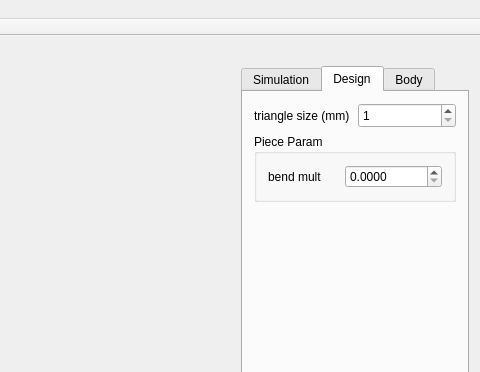
Old version of the form clothdesigner.ui in the repository dolphin-li/ClothDesigner; both pictures show x 410 to 890 and y 0 to 372 of the 890 by 784 pixel window.
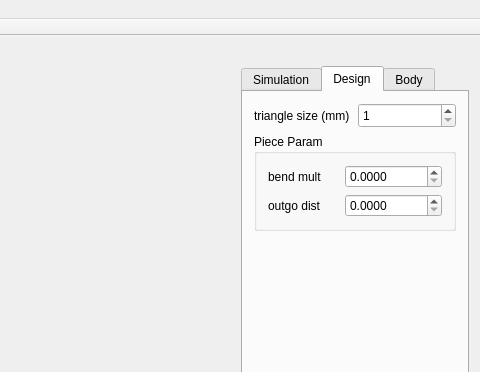
New version of the form.

Commit message: a new param, outgo_dist added to each PieceParam, trying to make the collar outside of other pieces, not succeded yet...

```diff
--- a/clothdesigner.ui
+++ b/clothdesigner.ui
@@ -397,6 +397,23 @@
               </property>
              </widget>
             </item>
+            <item row="1" column="0">
+             <widget class="QLabel" name="label_17">
+              <property name="text">
+               <string>outgo dist</string>
+              </property>
+             </widget>
+            </item>
+            <item row="1" column="1">
+             <widget class="QDoubleSpinBox" name="dbPieceOutgoDist">
+              <property name="decimals">
+               <number>4</number>
+              </property>
+              <property name="maximum">
+               <double>999999.000000000000000</double>
+              </property>
+             </widget>
+            </item>
            </layout>
           </widget>
          </item>
```
The commit also changes 9 other files.
